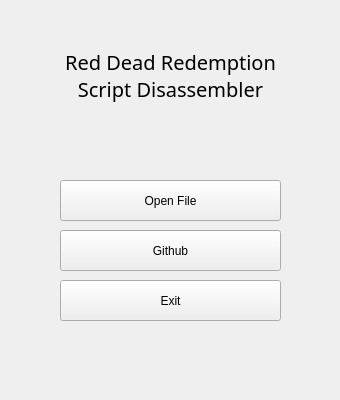
This is src/widgets/launchscreen.ui in connor-ms/RDRasm as Qt 5 draws it before an edit. The edited form follows.
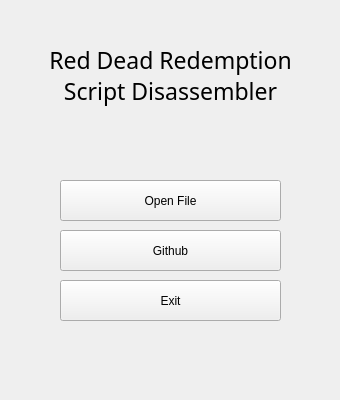
This is the edited form.

Diff of the .ui file:
```diff
--- a/src/widgets/launchscreen.ui
+++ b/src/widgets/launchscreen.ui
@@ -43,7 +43,7 @@
    <property name="font">
     <font>
      <family>Calibri Light</family>
-     <pointsize>15</pointsize>
+     <pointsize>17</pointsize>
     </font>
    </property>
    <property name="text">
```
